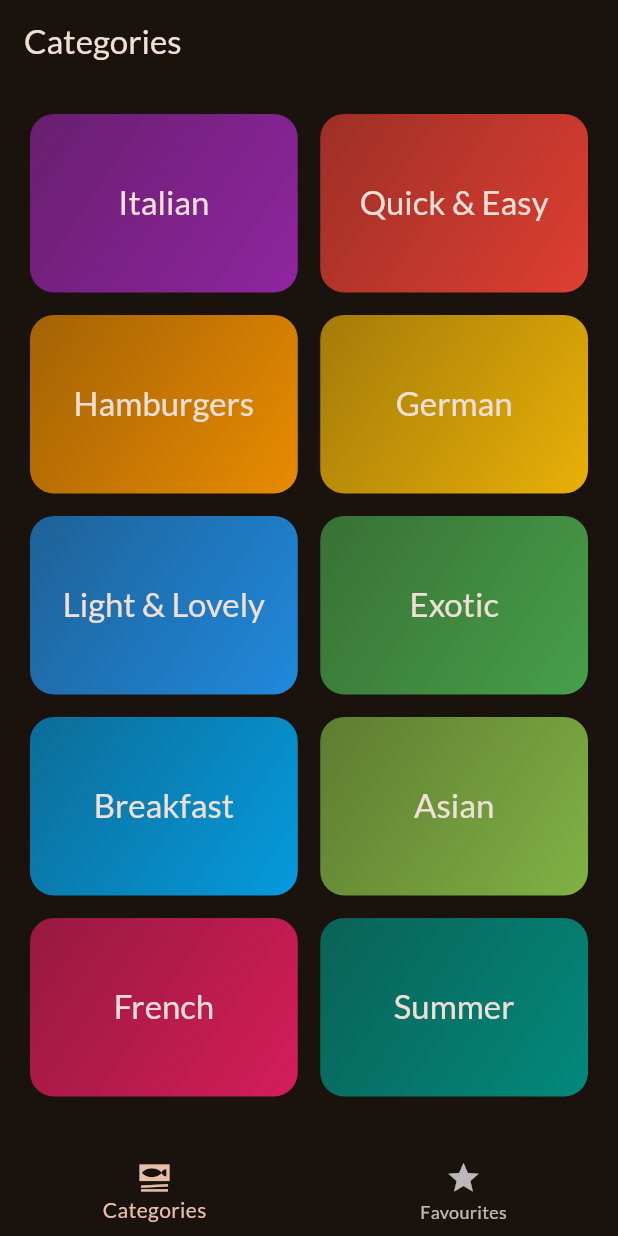
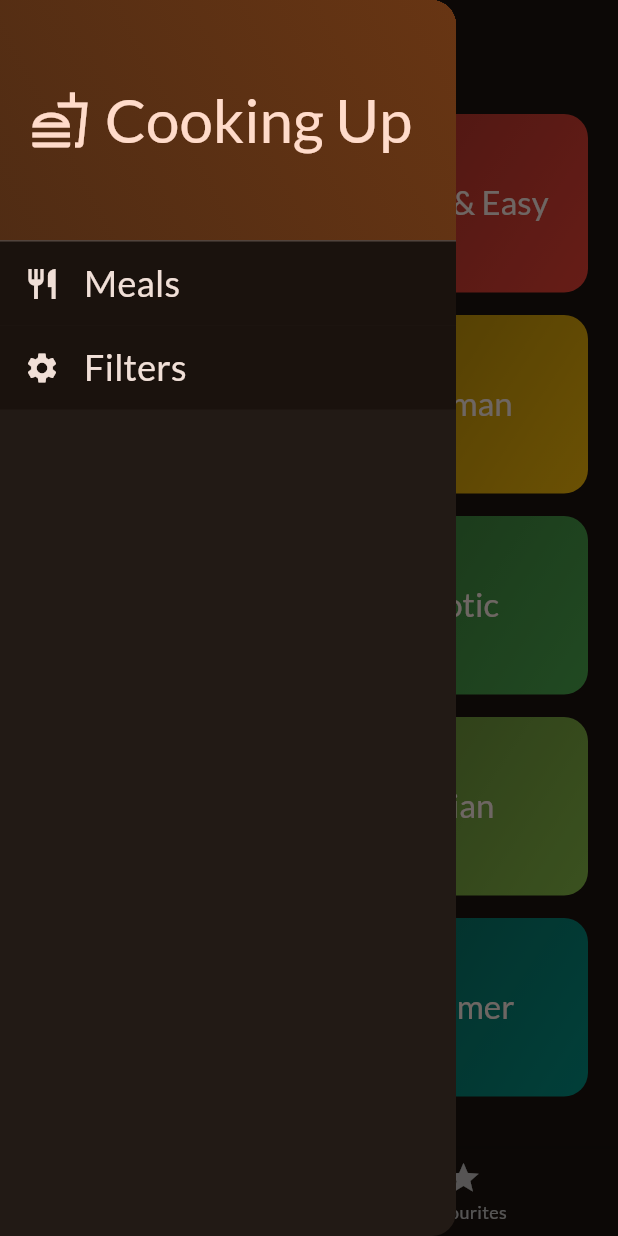
Before and after one commit to RobinJoby/meals-app, a Flutter app: the screen it shows after launch, with the side drawer open (before the commit the screen has no drawer), on a phone screen of 412 x 824 dp. Run offline on Flutter 3.47's test engine with Material 3 defaults, Android fonts, the phone set to English and light mode, and no system bars; our stand-ins replace google_fonts, transparent_image.

Commit message:
add drawer added

```diff
--- a/lib/main.dart
+++ b/lib/main.dart
@@ -1,8 +1,5 @@
 import 'package:flutter/material.dart';
-
 import 'package:google_fonts/google_fonts.dart';
-
-import 'package:meals_app/screens/categories_screen.dart';
 import 'package:meals_app/screens/tabs_screen.dart';
 
 final theme = ThemeData(
--- a/lib/screens/tabs_screen.dart
+++ b/lib/screens/tabs_screen.dart
@@ -1,6 +1,7 @@
 import 'package:flutter/material.dart';
 import 'package:meals_app/screens/categories_screen.dart';
 import 'package:meals_app/screens/meals_screen.dart';
+import 'package:meals_app/widgets/main_drawer.dart';
 
 import '../model/meal.dart';
 
@@ -66,6 +67,7 @@ class _TabsScreen extends State<TabsScreen> {
           _selectedPageIndex == 0 ? 'Categories' : 'Your Favourites',
         ),
       ),
+      drawer: MainDrawer(),
       bottomNavigationBar: BottomNavigationBar(
         currentIndex: _selectedPageIndex,
         onTap: _selectPage,
--- /dev/null
+++ b/lib/widgets/main_drawer.dart
@@ -0,0 +1,83 @@
+import 'package:flutter/material.dart';
+
+class MainDrawer extends StatelessWidget {
+  const MainDrawer({super.key});
+  @override
+  Widget build(BuildContext context) {
+    return Drawer(
+      child: Column(
+        children: [
+          DrawerHeader(
+            margin: null,
+            padding: const EdgeInsets.all(20),
+            decoration: BoxDecoration(
+              gradient: LinearGradient(
+                colors: [
+                  Theme.of(context)
+                      .colorScheme
+                      .primaryContainer
+                      .withOpacity(0.6),
+                  Theme.of(context)
+                      .colorScheme
+                      .primaryContainer
+                      .withOpacity(0.9)
+                ],
+                begin: Alignment.bottomLeft,
+                end: Alignment.topRight,
+              ),
+            ),
+            child: Row(
+              children: [
+                Icon(Icons.fastfood_outlined,
+                    size: 40,
+                    color: Theme.of(context).colorScheme.onPrimaryContainer),
+                const SizedBox(
+                  width: 10,
+                ),
+                Text(
+                  'Cooking Up',
+                  style: Theme.of(context).textTheme.titleLarge!.copyWith(
+                        fontSize: 40,
+                        color: Theme.of(context).colorScheme.onPrimaryContainer,
+                      ),
+                ),
+              ],
+            ),
+          ),
+          ListTile(
+            tileColor: Theme.of(context).colorScheme.surface,
+            leading: Icon(
+              Icons.restaurant,
+              size: 24,
+              color: Theme.of(context).colorScheme.onSurface,
+            ),
+            title: Text(
+              'Meals',
+              style: Theme.of(context).textTheme.titleMedium!.copyWith(
+                    color: Theme.of(context).colorScheme.onSurface,
+                    fontSize: 24,
+                  ),
+            ),
+            onTap: () {},
+          ),
+          ListTile(
+            tileColor: Theme.of(context).colorScheme.surface,
+            leading: Icon(
+              Icons.settings,
+              size: 24,
+              color: Theme.of(context).colorScheme.onSurface,
+            ),
+            title: Text(
+              'Filters',
+              style: Theme.of(context).textTheme.titleMedium!.copyWith(
+                    color: Theme.of(context).colorScheme.onSurface,
+                    fontSize: 24,
+                  ),
+            ),
+            onTap: () {},
+          ),
+        ],
+      ),
+    );
+  }
+}
```
